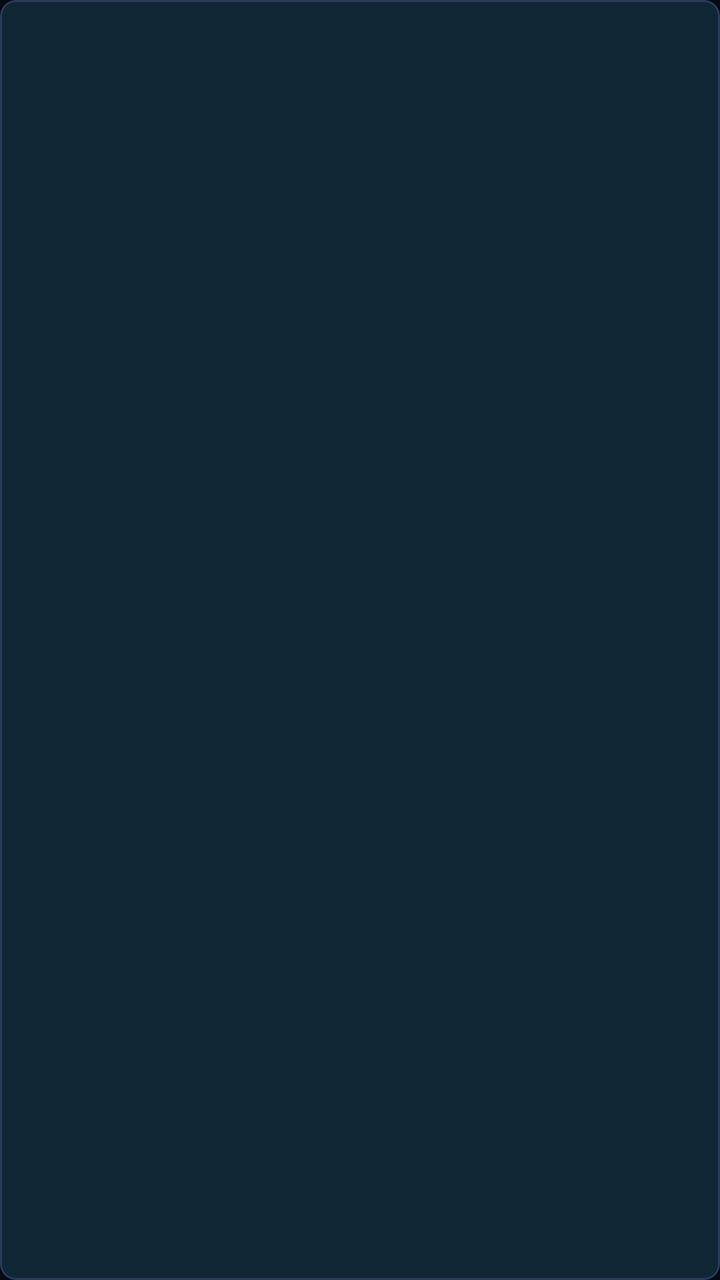
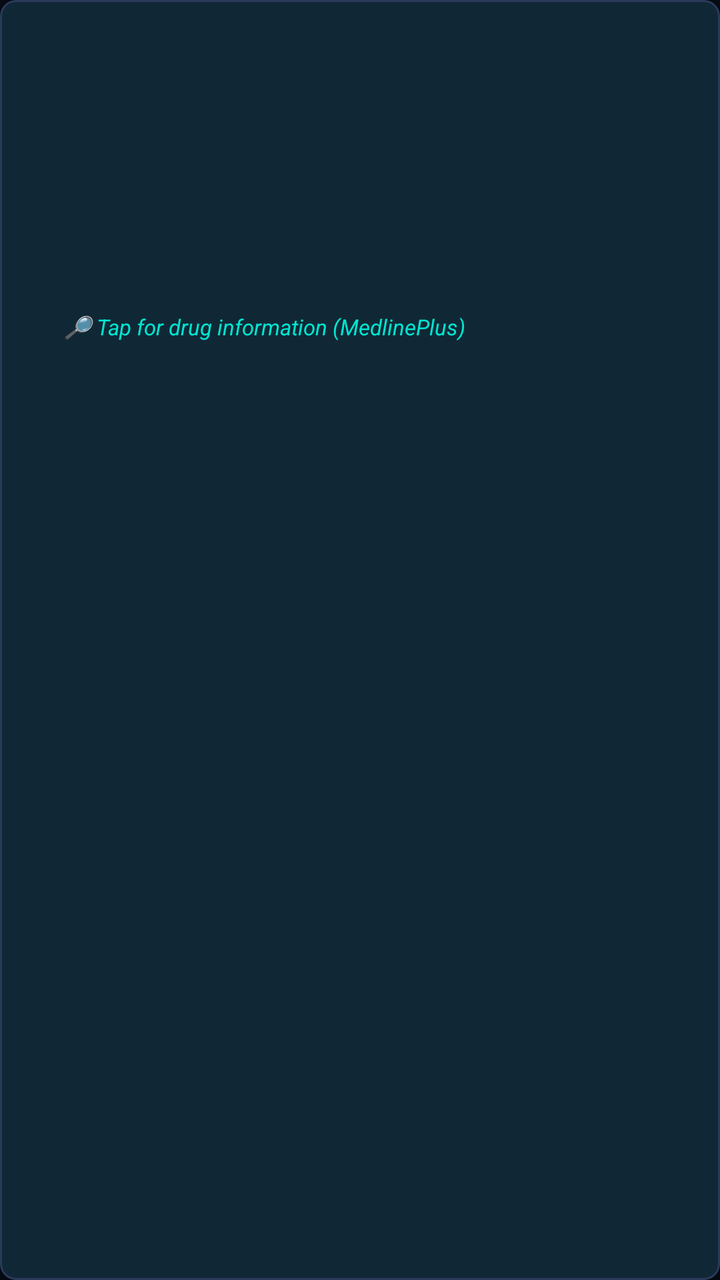

Compare the two renders of this Android layout. The source of the first and the diff that turns it into the second are given below.
<!-- AndroidManifest.xml: application theme Theme.MedPharm -->
<!-- res/layout/item_medication.xml -->
<?xml version="1.0" encoding="utf-8"?>
<com.google.android.material.card.MaterialCardView
    xmlns:android="http://schemas.android.com/apk/res/android"
    xmlns:app="http://schemas.android.com/apk/res-auto"
    android:layout_width="match_parent"
    android:layout_height="wrap_content"
    android:layout_margin="4dp"
    app:cardElevation="2dp"
    app:cardCornerRadius="8dp">

    <LinearLayout
        android:layout_width="match_parent"
        android:layout_height="wrap_content"
        android:orientation="vertical"
        android:padding="12dp">

        <TextView
            android:id="@+id/tvBrandName"
            android:layout_width="wrap_content"
            android:layout_height="wrap_content"
            android:textColor="@color/primary"
            android:textSize="16sp"
            android:textStyle="bold" />

        <TextView
            android:id="@+id/tvGenericName"
            android:layout_width="wrap_content"
            android:layout_height="wrap_content"
            android:textColor="@color/text_secondary"
            android:textSize="13sp"
            android:textStyle="italic" />

        <TextView
            android:id="@+id/tvDrugClass"
            android:layout_width="wrap_content"
            android:layout_height="wrap_content"
            android:layout_marginTop="4dp"
            android:textColor="@color/secondary"
            android:textSize="12sp" />

        <TextView
            android:id="@+id/tvDosage"
            android:layout_width="wrap_content"
            android:layout_height="wrap_content"
            android:layout_marginTop="4dp"
            android:textColor="@color/text_primary"
            android:textSize="13sp" />

        <TextView
            android:id="@+id/tvPrescriber"
            android:layout_width="wrap_content"
            android:layout_height="wrap_content"
            android:textColor="@color/text_secondary"
            android:textSize="12sp" />

        <TextView
            android:id="@+id/tvIndications"
            android:layout_width="match_parent"
            android:layout_height="wrap_content"
            android:layout_marginTop="4dp"
            android:textColor="@color/text_secondary"
            android:textSize="12sp"
            android:maxLines="3"
            android:ellipsize="end" />
    </LinearLayout>
</com.google.android.material.card.MaterialCardView>
<!-- resources referenced by this layout -->
<resources>
  <color name="primary">#00E5D0</color>
  <color name="secondary">#FF3D8B</color>
  <color name="text_primary">#E9EEF7</color>
  <color name="text_secondary">#8695B0</color>
  <style name="Theme.MedPharm" parent="Theme.Material3.Dark.NoActionBar">
          <item name="colorPrimary">@color/primary</item>
          <item name="colorPrimaryDark">@color/primary_dark</item>
          <item name="colorAccent">@color/secondary</item>
          <item name="colorSecondary">@color/secondary</item>
          <item name="colorOnPrimary">@color/text_on_primary</item>
          <item name="colorOnSecondary">@color/text_on_secondary</item>
  
          <item name="android:colorBackground">@color/background</item>
          <item name="colorSurface">@color/surface</item>
          <item name="colorSurfaceVariant">@color/surface_variant</item>
          <item name="colorError">@color/error</item>
  
          <item name="android:textColorPrimary">@color/text_primary</item>
          <item name="android:textColorSecondary">@color/text_secondary</item>
  
          <item name="android:statusBarColor">@color/background</item>
          <item name="android:navigationBarColor">@color/background</item>
          <item name="android:windowLightStatusBar">false</item>
          <item name="android:windowLightNavigationBar">false</item>
  
          <item name="materialCardViewStyle">@style/MedPharm.CardView</item>
          <item name="materialButtonStyle">@style/MedPharm.Button</item>
      </style>
  <color name="primary_dark">#009B8B</color>
  <color name="text_on_primary">#06111C</color>
  <color name="text_on_secondary">#FFFFFF</color>
  <color name="background">#070B14</color>
  <color name="surface">#121A2B</color>
  <color name="surface_variant">#182136</color>
  <color name="error">#FF4757</color>
  <style name="MedPharm.CardView" parent="Widget.Material3.CardView.Elevated">
          <item name="cardBackgroundColor">@color/card_background</item>
          <item name="cardCornerRadius">18dp</item>
          <item name="cardElevation">0dp</item>
          <item name="strokeColor">@color/border</item>
          <item name="strokeWidth">1dp</item>
          <item name="contentPadding">20dp</item>
      </style>
  <style name="MedPharm.Button" parent="Widget.Material3.Button">
          <item name="cornerRadius">14dp</item>
          <item name="android:textAllCaps">false</item>
          <item name="android:textStyle">bold</item>
          <item name="android:letterSpacing">0.02</item>
          <item name="android:textSize">15sp</item>
          <item name="android:paddingTop">14dp</item>
          <item name="android:paddingBottom">14dp</item>
          <item name="backgroundTint">@null</item>
          <item name="android:background">@drawable/bg_btn_primary</item>
          <item name="android:textColor">@color/text_on_primary</item>
      </style>
  <color name="card_background">#121A2B</color>
  <color name="border">#2A3A5A</color>
  <!-- drawable bg_btn_primary (drawable) -->
  <?xml version="1.0" encoding="utf-8"?>
  <ripple xmlns:android="http://schemas.android.com/apk/res/android"
      android:color="#332C0B38">
      <item android:id="@android:id/mask">
          <shape android:shape="rectangle">
              <corners android:radius="14dp" />
              <solid android:color="#40FFFFFF" />
          </shape>
      </item>
      <item>
          <shape android:shape="rectangle">
              <corners android:radius="14dp" />
              <gradient
                  android:type="linear"
                  android:angle="135"
                  android:startColor="@color/grad_primary_start"
                  android:centerColor="@color/grad_primary_mid"
                  android:endColor="@color/grad_primary_end" />
          </shape>
      </item>
  </ripple>
  <color name="grad_primary_start">#00E5D0</color>
  <color name="grad_primary_mid">#18B7FF</color>
  <color name="grad_primary_end">#B14BFF</color>
</resources>

<!-- the commit's change to res/layout/item_medication.xml (unified diff, before → after) -->
@@ -6,7 +6,10 @@
     android:layout_height="wrap_content"
     android:layout_margin="4dp"
     app:cardElevation="2dp"
-    app:cardCornerRadius="8dp">
+    app:cardCornerRadius="8dp"
+    android:clickable="true"
+    android:focusable="true"
+    android:foreground="?attr/selectableItemBackground">
 
     <LinearLayout
         android:layout_width="match_parent"
@@ -62,5 +65,15 @@
             android:textSize="12sp"
             android:maxLines="3"
             android:ellipsize="end" />
+
+        <TextView
+            android:id="@+id/tvDrugInfoCta"
+            android:layout_width="wrap_content"
+            android:layout_height="wrap_content"
+            android:layout_marginTop="6dp"
+            android:text="🔎 Tap for drug information (MedlinePlus)"
+            android:textColor="@color/primary"
+            android:textSize="11sp"
+            android:textStyle="italic" />
     </LinearLayout>
 </com.google.android.material.card.MaterialCardView>
